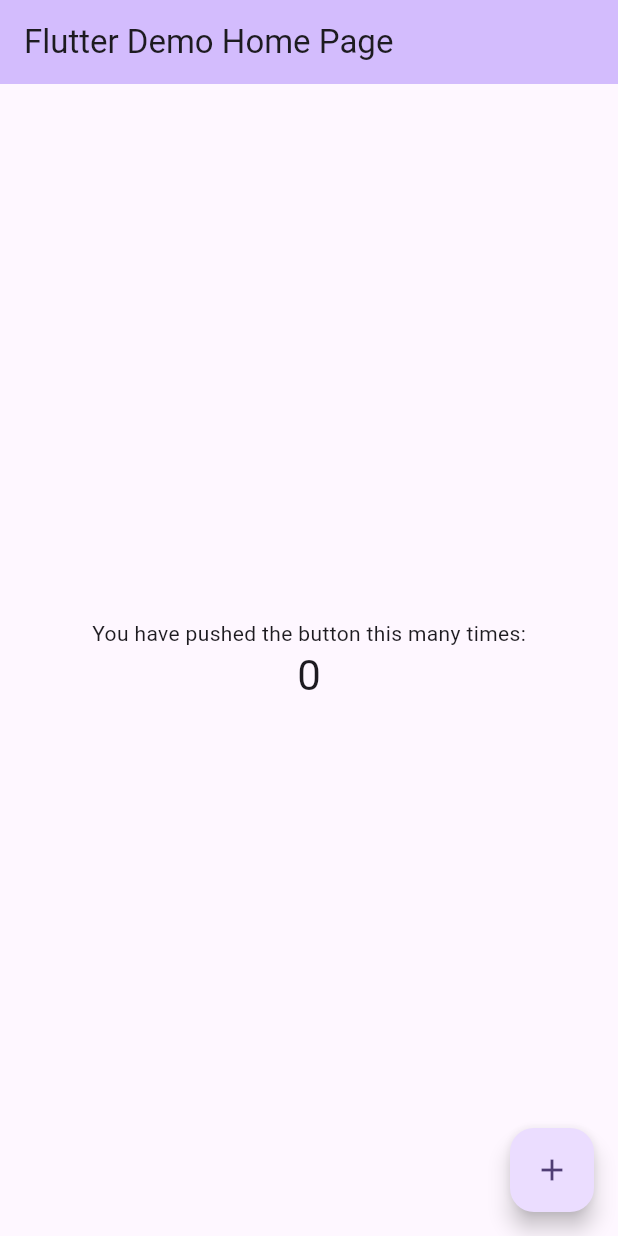
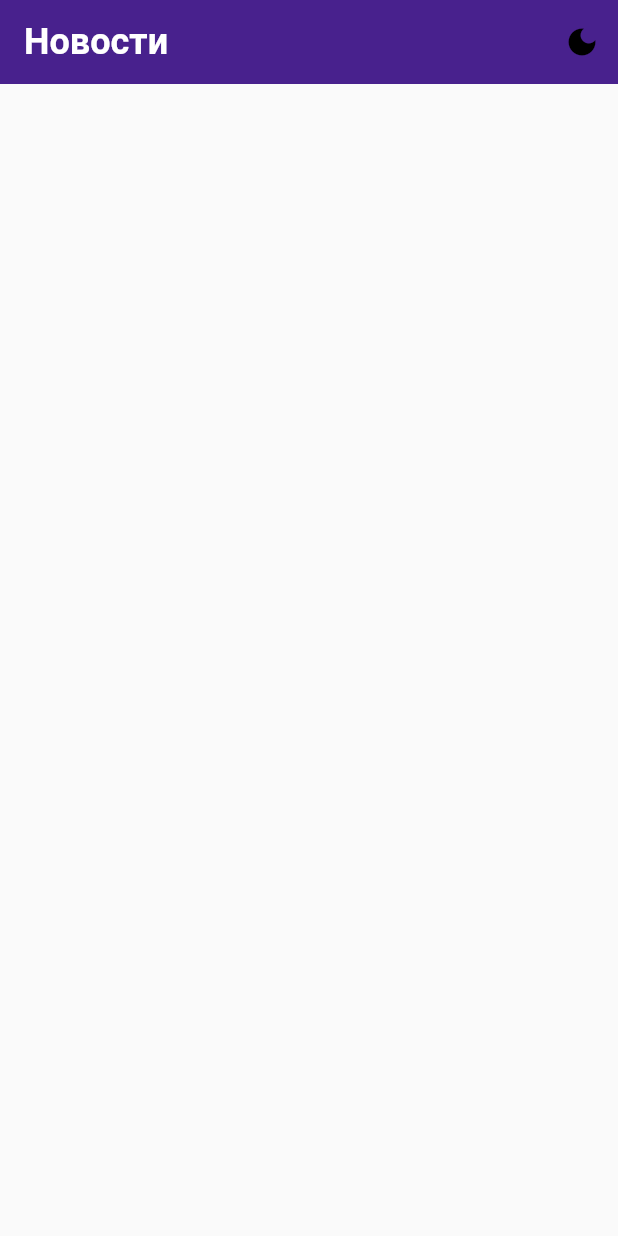
Before and after one commit to medvedovo/reddit_news, a Flutter app: the screen it shows after launch, on a phone screen of 412 x 824 dp. Run offline on Flutter 3.47's test engine with Material 2 defaults, Android fonts, the phone set to English and light mode, and no system bars; our stand-ins replace flutter_riverpod, get_it, google_fonts.

Commit message:
Переключение между dark/light темами

```diff
--- /dev/null
+++ b/lib/locator.dart
@@ -0,0 +1,5 @@
+import 'package:get_it/get_it.dart';
+
+final locator = GetIt.instance;
+
+void setupDI() {}
--- a/lib/main.dart
+++ b/lib/main.dart
@@ -1,125 +1,30 @@
 import 'package:flutter/material.dart';
+import 'package:flutter_riverpod/flutter_riverpod.dart';
+import 'package:reddit_news/locator.dart';
+import 'package:reddit_news/pages/home_page.dart';
+import 'package:reddit_news/states/theme_notifier.dart';
+import 'package:reddit_news/theme.dart';
 
-void main() {
-  runApp(const MyApp());
+final themeProvider = StateNotifierProvider<ThemeNotifier, ThemeMode>(
+    (ref) => ThemeNotifier(ThemeMode.light));
+
+void main() async {
+  WidgetsFlutterBinding.ensureInitialized();
+  setupDI();
+  runApp(const ProviderScope(child: MyApp()));
 }
 
-class MyApp extends StatelessWidget {
+class MyApp extends ConsumerWidget {
   const MyApp({super.key});
 
-  // This widget is the root of your application.
   @override
-  Widget build(BuildContext context) {
+  Widget build(BuildContext context, WidgetRef ref) {
     return MaterialApp(
-      title: 'Flutter Demo',
-      theme: ThemeData(
-        // This is the theme of your application.
-        //
-        // TRY THIS: Try running your application with "flutter run". You'll see
-        // the application has a blue toolbar. Then, without quitting the app,
-        // try changing the seedColor in the colorScheme below to Colors.green
-        // and then invoke "hot reload" (save your changes or press the "hot
-        // reload" button in a Flutter-supported IDE, or press "r" if you used
-        // the command line to start the app).
-        //
-        // Notice that the counter didn't reset back to zero; the application
-        // state is not lost during the reload. To reset the state, use hot
-        // restart instead.
-        //
-        // This works for code too, not just values: Most code changes can be
-        // tested with just a hot reload.
-        colorScheme: ColorScheme.fromSeed(seedColor: Colors.deepPurple),
-        useMaterial3: true,
-      ),
-      home: const MyHomePage(title: 'Flutter Demo Home Page'),
+      title: 'Новости с Reddit',
+      theme: customLight(),
+      darkTheme: customDark(),
+      themeMode: ref.watch(themeProvider),
+      home: const HomePage(),
     );
   }
 }
-
-class MyHomePage extends StatefulWidget {
-  const MyHomePage({super.key, required this.title});
-
-  // This widget is the home page of your application. It is stateful, meaning
-  // that it has a State object (defined below) that contains fields that affect
-  // how it looks.
-
-  // This class is the configuration for the state. It holds the values (in this
-  // case the title) provided by the parent (in this case the App widget) and
-  // used by the build method of the State. Fields in a Widget subclass are
-  // always marked "final".
-
-  final String title;
-
-  @override
-  State<MyHomePage> createState() => _MyHomePageState();
-}
-
-class _MyHomePageState extends State<MyHomePage> {
-  int _counter = 0;
-
-  void _incrementCounter() {
-    setState(() {
-      // This call to setState tells the Flutter framework that something has
-      // changed in this State, which causes it to rerun the build method below
-      // so that the display can reflect the updated values. If we changed
-      // _counter without calling setState(), then the build method would not be
-      // called again, and so nothing would appear to happen.
-      _counter++;
-    });
-  }
-
-  @override
-  Widget build(BuildContext context) {
-    // This method is rerun every time setState is called, for instance as done
-    // by the _incrementCounter method above.
-    //
-    // The Flutter framework has been optimized to make rerunning build methods
-    // fast, so that you can just rebuild anything that needs updating rather
-    // than having to individually change instances of widgets.
-    return Scaffold(
-      appBar: AppBar(
-        // TRY THIS: Try changing the color here to a specific color (to
-        // Colors.amber, perhaps?) and trigger a hot reload to see the AppBar
-        // change color while the other colors stay the same.
-        backgroundColor: Theme.of(context).colorScheme.inversePrimary,
-        // Here we take the value from the MyHomePage object that was created by
-        // the App.build method, and use it to set our appbar title.
-        title: Text(widget.title),
-      ),
-      body: Center(
-        // Center is a layout widget. It takes a single child and positions it
-        // in the middle of the parent.
-        child: Column(
-          // Column is also a layout widget. It takes a list of children and
-          // arranges them vertically. By default, it sizes itself to fit its
-          // children horizontally, and tries to be as tall as its parent.
-          //
-          // Column has various properties to control how it sizes itself and
-          // how it positions its children. Here we use mainAxisAlignment to
-          // center the children vertically; the main axis here is the vertical
-          // axis because Columns are vertical (the cross axis would be
-          // horizontal).
-          //
-          // TRY THIS: Invoke "debug painting" (choose the "Toggle Debug Paint"
-          // action in the IDE, or press "p" in the console), to see the
-          // wireframe for each widget.
-          mainAxisAlignment: MainAxisAlignment.center,
-          children: <Widget>[
-            const Text(
-              'You have pushed the button this many times:',
-            ),
-            Text(
-              '$_counter',
-              style: Theme.of(context).textTheme.headlineMedium,
-            ),
-          ],
-        ),
-      ),
-      floatingActionButton: FloatingActionButton(
-        onPressed: _incrementCounter,
-        tooltip: 'Increment',
-        child: const Icon(Icons.add),
-      ), // This trailing comma makes auto-formatting nicer for build methods.
-    );
-  }
-}
--- /dev/null
+++ b/lib/pages/home_page.dart
@@ -0,0 +1,23 @@
+import 'package:flutter/material.dart';
+import 'package:flutter_riverpod/flutter_riverpod.dart';
+import 'package:reddit_news/main.dart';
+
+class HomePage extends ConsumerWidget {
+  const HomePage({super.key});
+
+  @override
+  Widget build(BuildContext context, WidgetRef ref) {
+    return Scaffold(
+      appBar: AppBar(
+        title: const Text('Новости'),
+        actions: [
+          IconButton(
+              onPressed: () => ref.read(themeProvider.notifier).toggleTheme(),
+              icon: Icon(ref.watch(themeProvider) == ThemeMode.light
+                  ? Icons.dark_mode
+                  : Icons.light_mode))
+        ],
+      ),
+    );
+  }
+}
--- /dev/null
+++ b/lib/states/theme_notifier.dart
@@ -0,0 +1,9 @@
+import 'package:flutter/material.dart';
+import 'package:flutter_riverpod/flutter_riverpod.dart';
+
+class ThemeNotifier extends StateNotifier<ThemeMode> {
+  ThemeNotifier(ThemeMode themeMode) : super(themeMode);
+
+  void toggleTheme() =>
+      state = (state == ThemeMode.light ? ThemeMode.dark : ThemeMode.light);
+}
--- /dev/null
+++ b/lib/theme.dart
@@ -0,0 +1,55 @@
+import 'package:flutter/material.dart';
+import 'package:google_fonts/google_fonts.dart';
+
+ThemeData customDark() {
+  final ThemeData dark = ThemeData.dark();
+  final font1 = GoogleFonts.ptSans(color: Colors.white);
+  return dark.copyWith(
+      useMaterial3: true,
+      primaryColor: Colors.black38,
+      textTheme: GoogleFonts.ptSansTextTheme().copyWith(
+          bodySmall: font1,
+          bodyMedium: font1,
+          bodyLarge: font1,
+          titleSmall: font1,
+          titleMedium: font1.copyWith(color: Colors.white54),
+          titleLarge: font1,
+          labelSmall: GoogleFonts.ptSansNarrow(color: Colors.white),
+          labelMedium: GoogleFonts.ptSansNarrow(color: Colors.white),
+          labelLarge: GoogleFonts.ptSansNarrow(color: Colors.white)),
+      appBarTheme: const AppBarTheme(
+          titleTextStyle:
+              TextStyle(fontWeight: FontWeight.w700, fontSize: 24.0),
+          backgroundColor: Color.fromARGB(255, 72, 33, 141)),
+      indicatorColor: const Color(0xFF807A68),
+      primaryIconTheme: dark.primaryIconTheme.copyWith(
+        color: Colors.green,
+        size: 20,
+      ));
+}
+
+ThemeData customLight() {
+  final ThemeData light = ThemeData.light();
+  final font1 = GoogleFonts.ptSans();
+  return light.copyWith(
+      useMaterial3: true,
+      textTheme: GoogleFonts.ptSansTextTheme().copyWith(
+          bodySmall: font1,
+          bodyMedium: font1,
+          bodyLarge: font1,
+          titleSmall: font1,
+          titleMedium: font1.copyWith(color: Colors.black54),
+          titleLarge: font1,
+          labelSmall: GoogleFonts.ptSansNarrow(),
+          labelMedium: GoogleFonts.ptSansNarrow(),
+          labelLarge: GoogleFonts.ptSansNarrow()),
+      appBarTheme: const AppBarTheme(
+          titleTextStyle:
+              TextStyle(fontWeight: FontWeight.w700, fontSize: 24.0),
+          backgroundColor: Color.fromARGB(255, 72, 33, 141)),
+      indicatorColor: const Color(0xFF807A68),
+      primaryIconTheme: light.primaryIconTheme.copyWith(
+        color: Colors.green,
+        size: 20,
+      ));
+}
--- a/pubspec.yaml
+++ b/pubspec.yaml
@@ -1,5 +1,5 @@
 name: reddit_news
-description: A new Flutter project.
+description: Новостное приложение
 # The following line prevents the package from being accidentally published to
 # pub.dev using `flutter pub publish`. This is preferred for private packages.
 publish_to: 'none' # Remove this line if you wish to publish to pub.dev
@@ -43,6 +43,7 @@ dependencies:
   freezed_annotation: ^2.4.1
   cached_network_image: ^3.2.3
   shared_preferences: ^2.2.0
+  google_fonts: ^5.1.0
 
 dev_dependencies:
   flutter_test:
@@ -54,6 +55,7 @@ dev_dependencies:
   # package. See that file for information about deactivating specific lint
   # rules and activating additional ones.
   flutter_lints: ^2.0.0
+  build_runner: ^2.4.1
 
 # For information on the generic Dart part of this file, see the
 # following page: https://dart.dev/tools/pub/pubspec
```
Also changed, not shown: pubspec.lock, 2 other files.
